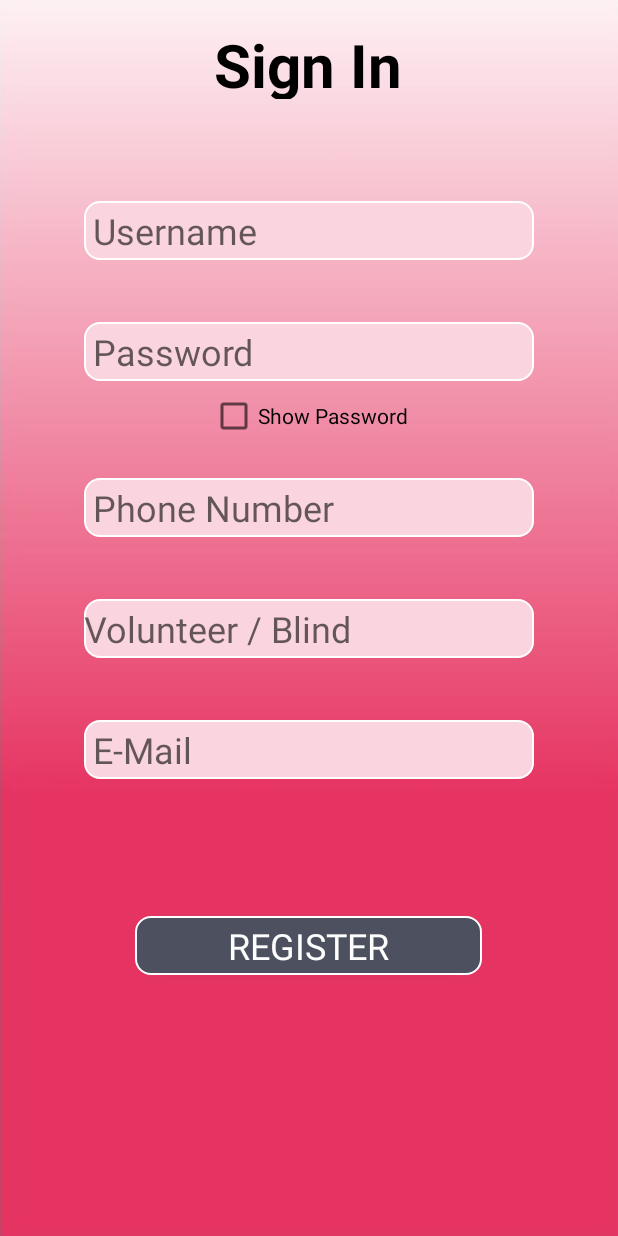
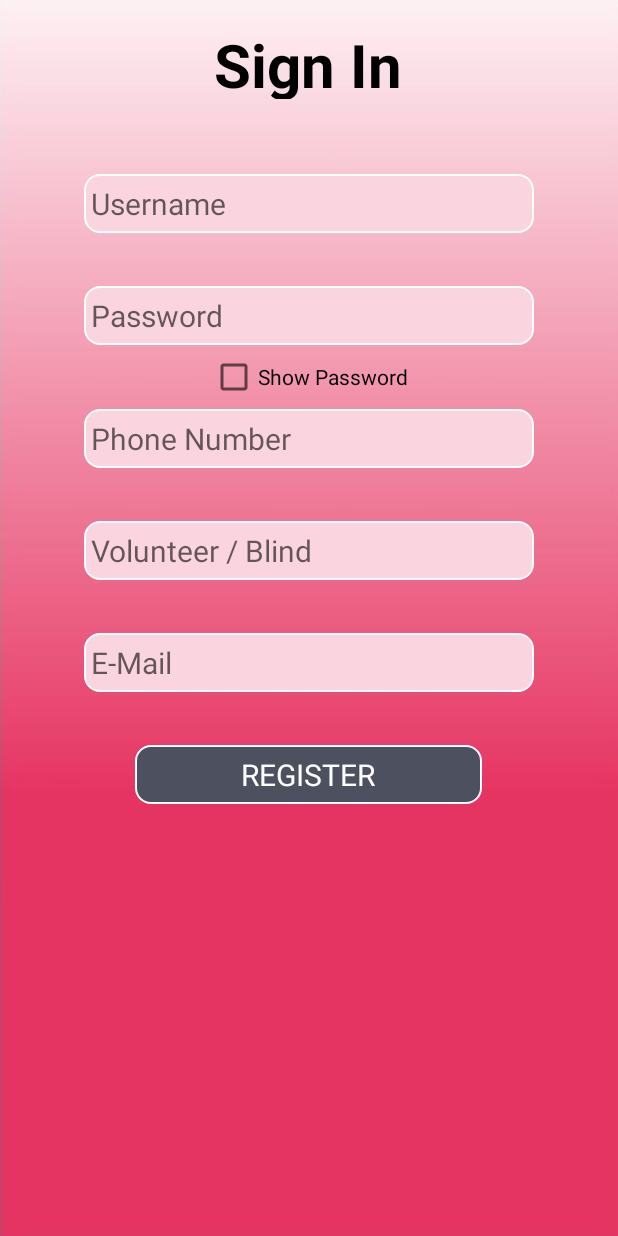
Before and after one commit to jshubhi/WeHelp, an Android app: the signuppage screen opened directly, with no data from a screen before it, on a phone screen of 412 x 824 dp. Run offline under Robolectric (Android 15) with nearby library versions, the phone set to English and light mode, and no system bars; our stand-ins replace Firebase (no records; nobody signed in at launch, a user with empty details on screens opened directly).

Commit message:
update sj

```diff
--- a/app/src/main/java/com/example/wehelp/blindDashboard.java
+++ b/app/src/main/java/com/example/wehelp/blindDashboard.java
@@ -36,12 +36,15 @@ import android.view.View;
 import android.widget.Button;
 import android.widget.TextView;
 import android.widget.Toast;
+import com.google.firebase.database.DatabaseReference;
+import com.google.firebase.database.FirebaseDatabase;
 
 public class blindDashboard extends AppCompatActivity implements NavigationView.OnNavigationItemSelectedListener {
     private DrawerLayout mDrawerlayout;
     private ActionBarDrawerToggle mToggle;
     private FirebaseAuth firebaseAuth;
     int PERMISSION_ID = 44;
+    //private FirebaseDatabase firebaseDatabase;
     FusedLocationProviderClient mFusedLocationClient;
     TextView latTextView, lonTextView;
 
@@ -52,6 +55,8 @@ public class blindDashboard extends AppCompatActivity implements NavigationView.
         mDrawerlayout = (DrawerLayout) findViewById(R.id.activity_blind_dashboard);
         NavigationView navigationView = findViewById(R.id.blindhamburgermenu);
         navigationView.setNavigationItemSelectedListener(this);
+        //firebaseDatabase = FirebaseDatabase.getInstance();
+        //DatabaseReference databaseReference = firebaseDatabase.getReference(firebaseAuth.getUid());
 
 
         //  bottomNavigationView.setSelectedItemId(R.id.nav_home);
--- a/app/src/main/java/com/example/wehelp/blindlogin.java
+++ b/app/src/main/java/com/example/wehelp/blindlogin.java
@@ -8,12 +8,15 @@ import androidx.annotation.NonNull;
 import com.google.android.gms.tasks.OnCompleteListener;
 import com.google.android.gms.tasks.Task;
 import com.google.android.material.navigation.NavigationView;
+
+import androidx.annotation.RequiresApi;
 import androidx.drawerlayout.widget.DrawerLayout;
 import androidx.appcompat.app.ActionBarDrawerToggle;
 import androidx.appcompat.app.AppCompatActivity;
 
 import android.content.SharedPreferences;
 import android.hardware.biometrics.BiometricPrompt;
+import android.os.Build;
 import android.os.Bundle;
 import android.os.CancellationSignal;
 import android.text.method.HideReturnsTransformationMethod;
@@ -45,6 +48,7 @@ public class blindlogin extends AppCompatActivity  {
     private CheckBox cb1;
     private TextView tv1;
 
+    @RequiresApi(api = Build.VERSION_CODES.P)
     @Override
     protected void onCreate(Bundle savedInstanceState) {
         firebaseAuth = FirebaseAuth.getInstance();
--- a/app/src/main/res/layout/activity_blind_dashboard.xml
+++ b/app/src/main/res/layout/activity_blind_dashboard.xml
@@ -57,12 +57,14 @@
                 android:id="@+id/latTextView"
                 android:layout_width="wrap_content"
                 android:layout_height="wrap_content"
+                android:layout_gravity="center_horizontal"
                 android:text="Latitude: " />
 
             <TextView
                 android:id="@+id/lonTextView"
                 android:layout_width="wrap_content"
                 android:layout_height="wrap_content"
+                android:layout_gravity="center_horizontal"
                 android:text="Longitude: " />
 
 
--- a/app/src/main/res/layout/activity_main.xml
+++ b/app/src/main/res/layout/activity_main.xml
@@ -12,7 +12,7 @@
         android:id="@+id/iamaVisuallyImpaired"
         style="@style/Widget.AppCompat.Button"
         android:layout_width="316dp"
-        android:layout_height="62dp"
+        android:layout_height="50dp"
         android:background="@drawable/round_buttons"
         android:layout_gravity="center_horizontal"
         android:layout_marginTop="450dp"
@@ -31,7 +31,7 @@
         android:id="@+id/i_am_volunteer"
         style="@style/Widget.AppCompat.Button"
         android:layout_width="316dp"
-        android:layout_height="62dp"
+        android:layout_height="50dp"
         android:layout_gravity="center_horizontal"
         android:background="@drawable/round_buttons"
         android:text="I am a Volunteer"
--- a/app/src/main/res/layout/content_signuppage.xml
+++ b/app/src/main/res/layout/content_signuppage.xml
@@ -28,11 +28,11 @@
         android:layout_gravity="center"
         android:layout_height="39dp"
         android:layout_below="@+id/SignIn"
-        android:layout_marginTop="68dp"
+        android:layout_marginTop="50dp"
         android:contentDescription="enter username"
         android:background="@drawable/signin_pagebutton"
         android:hint=" Username"
-        android:textSize="24sp"
+        android:textSize="20sp"
         android:typeface="sans" />
 
 
@@ -45,16 +45,16 @@
         android:contentDescription="enter password"
         android:layout_alignParentStart="true"
         android:inputType="textPassword"
-        android:layout_marginTop="41dp"
+        android:layout_marginTop="35dp"
         android:background="@drawable/signin_pagebutton"
         android:hint=" Password"
-        android:textSize="24sp"
+        android:textSize="20sp"
         android:typeface="sans" />
     <CheckBox
         android:id="@+id/SignInShowPassword"
         android:layout_width="wrap_content"
         android:layout_height="wrap_content"
-        android:layout_marginTop="7dp"
+        android:layout_marginTop="5dp"
         android:layout_gravity="center"
         android:text="Show Password" />
 
@@ -66,10 +66,10 @@
         android:layout_height="39dp"
         android:layout_below="@+id/SiPassowrd"
         android:contentDescription="enter phone number"
-        android:layout_marginTop="25dp"
+        android:layout_marginTop="5dp"
         android:background="@drawable/signin_pagebutton"
         android:hint=" Phone Number"
-        android:textSize="24sp"
+        android:textSize="20sp"
         android:typeface="sans" />
 
     <EditText
@@ -77,11 +77,11 @@
         android:layout_width="300dp"
         android:layout_height="39dp"
         android:layout_gravity="center"
-        android:layout_marginTop="41dp"
+        android:layout_marginTop="35dp"
         android:contentDescription="enter whether blind or volunteer"
         android:background="@drawable/signin_pagebutton"
-        android:hint="Volunteer / Blind"
-        android:textSize="24sp"
+        android:hint=" Volunteer / Blind"
+        android:textSize="20sp"
         android:typeface="sans" />
 
     <EditText
@@ -91,10 +91,10 @@
         android:layout_gravity="center"
         android:layout_below="@+id/SiPhoneNumber"
         android:contentDescription="enter email"
-        android:layout_marginTop="41dp"
+        android:layout_marginTop="35dp"
         android:background="@drawable/signin_pagebutton"
         android:hint=" E-Mail"
-        android:textSize="24sp"
+        android:textSize="20sp"
         android:typeface="sans" />
 
     <Button
@@ -103,13 +103,13 @@
         android:layout_height="39dp"
         android:layout_alignParentStart="true"
         android:layout_gravity="center"
-        android:layout_marginTop="91dp"
+        android:layout_marginTop="35dp"
         android:contentDescription="signup "
         android:background="@drawable/login_button"
         android:text="Register"
         android:textAlignment="center"
         android:textColor="#FDFDFE"
-        android:textSize="24sp"
+        android:textSize="20sp"
         android:typeface="sans" />
 
 </LinearLayout>
```
Also changed, not shown: app/src/main/res/layout/activity_blindlogin.xml (+4 -5 lines), app/src/main/res/layout/activity_volunteerlogin.xml (+4 -5 lines).
